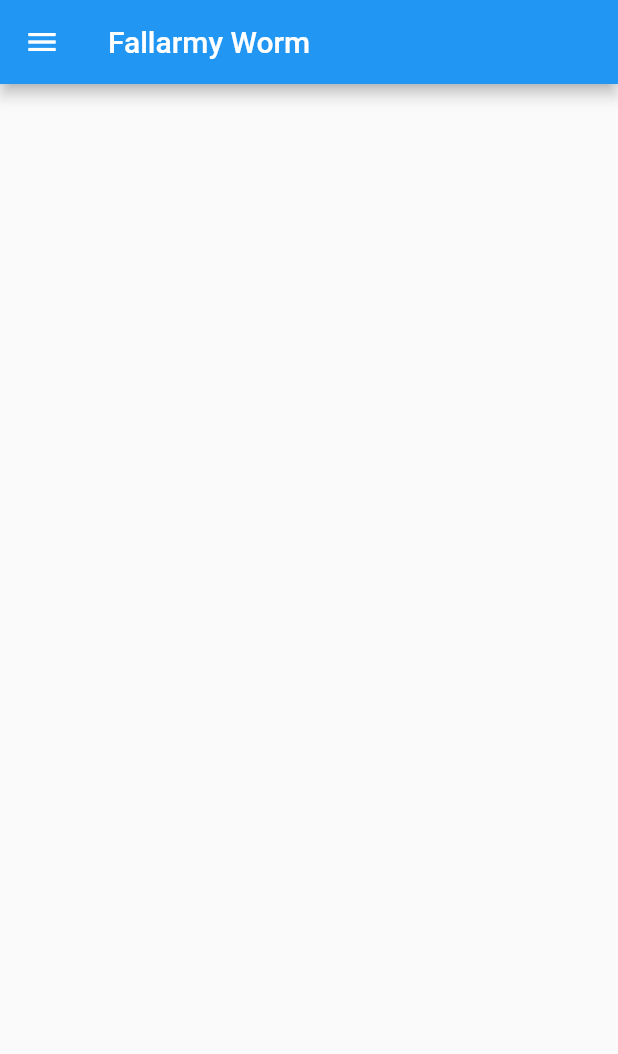
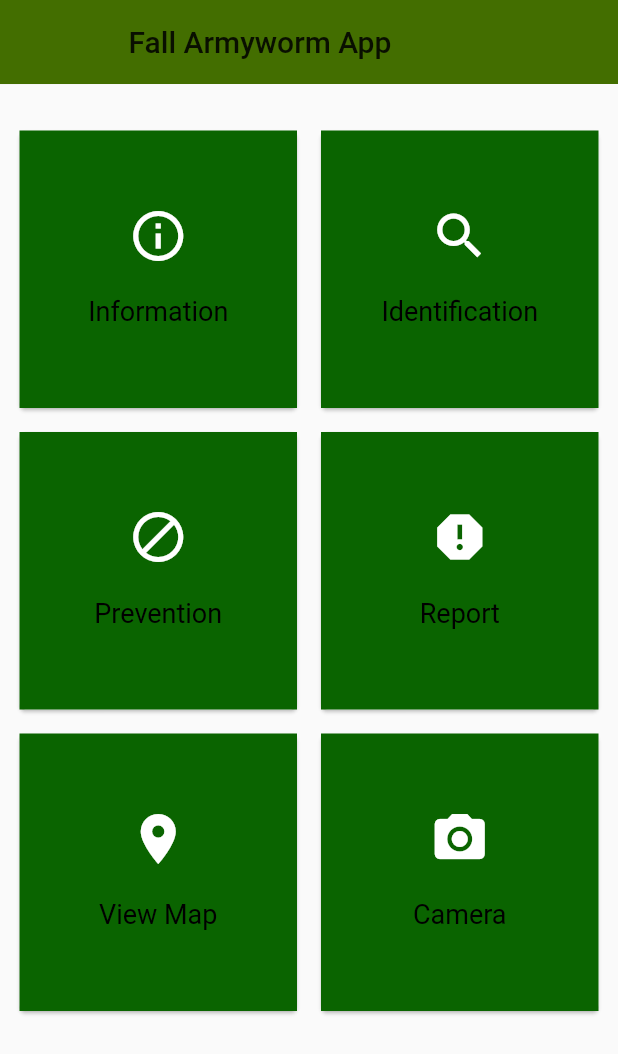
Before and after one commit to flynnm20/SE-Project-Group-7, a Flutter app: the screen it shows after launch, on a phone screen of 412 x 824 dp. Shown: the top 1054 px of the screen. Run offline on Flutter 3.47's test engine with Material 2 defaults, Android fonts, the phone set to English and light mode, and no system bars; our stand-ins replace image_picker, shared_preferences, sqflite; accounts and stored records are empty; Roboto replaces fonts that are missing (Georgia).

Commit message:
Designed basic functional Home Page and commented out drawer

```diff
--- a/fall_army_worm_app/lib/main.dart
+++ b/fall_army_worm_app/lib/main.dart
@@ -1,69 +1,83 @@
+import 'package:flutter/cupertino.dart';
 import 'package:flutter/material.dart';
 import 'database/SaveImageDemo.dart';
 import 'database/exisitingdb/ImageGetternsetter.dart';
-void main() => runApp(HomeApp());
 
-class HomeApp extends StatelessWidget {
+void main() => runApp(new FallArmywormApp());
+
+class FallArmywormApp extends StatelessWidget {
   @override
   Widget build(BuildContext context) {
     return MaterialApp(
       debugShowCheckedModeBanner: false,
-      home:  MyApp(),
+      theme: new ThemeData(
+          brightness: Brightness.light,
+          primaryColor: Colors.lightGreen,
+          accentColor: Colors.yellowAccent,
+          fontFamily: 'Georgia',
+          textTheme: TextTheme(
+            headline: TextStyle(fontSize: 72.0, fontWeight: FontWeight.bold),
+            title: TextStyle(fontSize: 36.0, fontStyle: FontStyle.italic),
+          ),
+          buttonTheme: ButtonThemeData(
+            buttonColor: Colors.amberAccent,
+            shape: RoundedRectangleBorder(),
+          )
+      ),
+      home: HomePage(),
     );
   }
 }
 
-class MyApp extends StatelessWidget {
-  static const String _title = 'Flutter Code Sample';
-
+class HomePage extends StatefulWidget {
+  HomePage({Key key}) : super(key: key);
   @override
-  Widget build(BuildContext context) {
-    return MaterialApp(
-      title: _title,
-      home: MyHomePage(),
-    );
-  }
-}
-
-class MyHomePage extends StatelessWidget {
-  MyHomePage({Key key}) : super(key: key);
-
+  _HomePageState createState() => _HomePageState();
+  /*
   @override
   Widget build(BuildContext context) {
     return Scaffold(
       appBar: AppBar(
-        title: const Text('Fallarmy Worm'),
+        title: const Text('    The Fall Armyworm App'),
       ),
+      body: Center(
+        child: RaisedButton(
+          child: Text(
+            'Fall Armyworm Information',
+            style: TextStyle(fontSize: 16.0, fontWeight: FontWeight.bold),
+          ),
+          onPressed: () {
+            Navigator.push(
+              context,
+              MaterialPageRoute(builder: (context) => imageHome()),
+            );
+          }
+        )
+      ),/*
       drawer: Drawer(
         child: ListView(
           padding: EdgeInsets.zero,
           children: <Widget>[
             DrawerHeader(
               decoration: BoxDecoration(
-                color: Colors.blue,
+                color: Theme.of(context).primaryColor,
               ),
               child: Text(
-                'Drawer Header',
-                style: TextStyle(
-                  color: Colors.white,
-                  fontSize: 24,
-                ),
+                'Options Menu',
+                style: Theme.of(context).textTheme.title,
               ),
             ),
             ListTile(
 
               leading: Icon(Icons.assignment),
               title: Text('Identification'),
-              onTap: ()
-              {
-              Navigator.push
-                (
+              onTap: () {
+              Navigator.push(
                 context,
                 MaterialPageRoute(builder: (context) => imageHome()),
                 );
               },
             ),
-
             ListTile(
               leading: Icon(Icons.assignment),
               title: Text('Prevention'),
@@ -90,10 +104,116 @@ class MyHomePage extends StatelessWidget {
             ),
           ],
         ),
+      ),*/
+    );
+  }*/
+}
+
+class _HomePageState extends State<HomePage> {
+  @override
+  Widget build(BuildContext context) {
+    return Scaffold(
+      appBar: AppBar(
+        title: Text("              Fall Armyworm App"),
+        elevation: .1,
+        backgroundColor: Color.fromRGBO(67, 110, 0, 1.0),
+      ),
+      body: Container(
+        padding: EdgeInsets.symmetric(vertical: 20.0, horizontal: 2.0),
+        child: GridView.count(
+          crossAxisCount: 2,
+          padding: EdgeInsets.all(3.0),
+          children: <Widget>[
+            GestureDetector(
+              onTap: () {
+                Navigator.push(
+                  context,
+                  MaterialPageRoute(builder: (context) => imageHome()),
+                );
+            },
+            child: makeDashboardItem("Information", Icons.info_outline),
+            ),
+            GestureDetector(
+              onTap: () {
+                Navigator.push(
+                  context,
+                  MaterialPageRoute(builder: (context) => IdentificationPage()),
+                );
+              },
+              child: makeDashboardItem("Identification", Icons.search),
+            ),
+            GestureDetector(
+              onTap: () {
+                Navigator.push(
+                  context,
+                  MaterialPageRoute(builder: (context) => PreventionPage()),
+                );
+              },
+              child: makeDashboardItem("Prevention", Icons.block),
+            ),
+            GestureDetector(
+              onTap: () {
+                Navigator.push(
+                  context,
+                  MaterialPageRoute(builder: (context) => ReportPage()),
+                );
+              },
+              child: makeDashboardItem("Report", Icons.report),
+            ),
+            GestureDetector(
+              onTap: () {
+                Navigator.push(
+                  context,
+                  MaterialPageRoute(builder: (context) => MapPage()),
+                );
+              },
+              child: makeDashboardItem("View Map", Icons.location_on),
+            ),
+            GestureDetector(
+              onTap: () {
+                Navigator.push(
+                  context,
+                  MaterialPageRoute(builder: (context) => CameraPage()),
+                );
+              },
+              child: makeDashboardItem("Camera", Icons.camera_alt),
+            ),
+          ],
+        ),
       ),
     );
   }
 }
+Card makeDashboardItem(String title, IconData icon) {
+  return Card(
+    elevation: 1.0,
+    margin: new EdgeInsets.all(8.0),
+    child: Container(
+      decoration: BoxDecoration(color: Color.fromRGBO(10, 100, 0, 1.0)),
+      child: Column(
+        crossAxisAlignment: CrossAxisAlignment.stretch,
+        mainAxisSize: MainAxisSize.min,
+        verticalDirection: VerticalDirection.down,
+        children: <Widget>[
+          SizedBox(height: 50.0),
+          Center(
+            child: Icon(
+              icon,
+              size: 40.0,
+              color: Colors.white,
+            )
+          ),
+          SizedBox(height: 20.0),
+          new Center(
+            child: new Text(title,
+            style: new TextStyle(fontSize: 18.0, color: Colors.black)),
+          )
+        ],
+      ),
+    ),
+  );
+}
+
 class IdentificationPage extends StatelessWidget {
   IdentificationPage({Key key}) : super(key: key);
 
@@ -107,6 +227,7 @@ class IdentificationPage extends StatelessWidget {
     );
   }
 }
+
 class PreventionPage extends StatelessWidget {
   PreventionPage({Key key}) : super(key: key);
 
@@ -138,7 +259,7 @@ class ReportPage extends StatelessWidget {
             Navigator.push
               (
               context,
-              MaterialPageRoute(builder: (context) => SaveImageDemo()),
+               MaterialPageRoute(builder: (context) => SaveImageDemo()),
             );
           },
         ),
@@ -146,3 +267,17 @@ class ReportPage extends StatelessWidget {
     );
   }
 }
+
+class MapPage extends StatelessWidget {
+
+  Widget build(BuildContext context) {
+    //Run the map
+  }
+}
+
+class CameraPage extends StatelessWidget {
+
+  Widget build(BuildContext context) {
+    //Run the camera
+  }
+}
```
Also changed, not shown: fall_army_worm_app/pubspec.lock, 1 other file.
